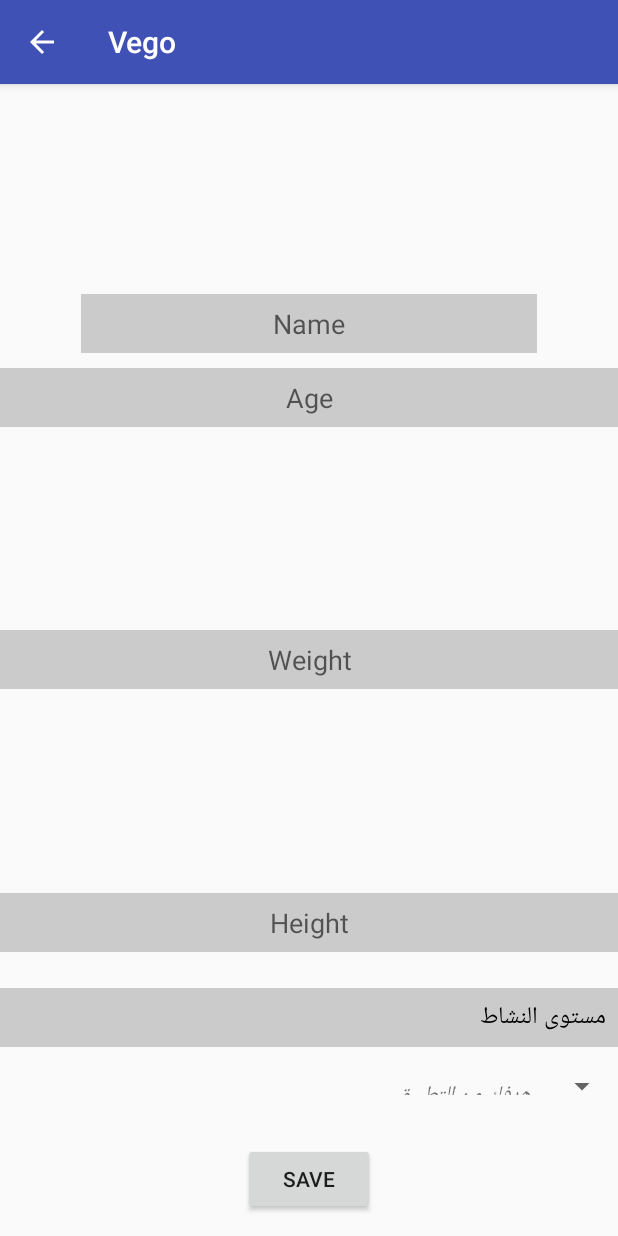
After one commit to Alhashmi95/Vego, an Android app: the UpdateProfileActivity screen opened directly, with no data from a screen before it, on a phone screen of 412 x 824 dp. The commit adds this screen. Run offline under Robolectric (Android 15) with nearby library versions, the phone set to English and light mode, and no system bars; our stand-ins replace Firebase (no records; nobody signed in at launch, a user with empty details on screens opened directly); pictures from the network do not load.

Commit message:
update profile

```diff
--- a/app/src/main/AndroidManifest.xml
+++ b/app/src/main/AndroidManifest.xml
@@ -38,8 +38,10 @@
         <activity
             android:name=".Activity.DayMealsActivity"
             android:theme="@style/AppThemeNo" />
-        <activity android:name=".Activity.MealIngrActivity"
-            android:theme="@style/AppThemeNo"></activity>
+        <activity
+            android:name=".Activity.MealIngrActivity"
+            android:theme="@style/AppThemeNo" />
+        <activity android:name=".Activity.UpdateProfileActivity"></activity>
     </application>
 
 </manifest>
--- /dev/null
+++ b/app/src/main/java/com/vego/vego/Activity/UpdateProfileActivity.java
@@ -0,0 +1,404 @@
+package com.vego.vego.Activity;
+
+import android.content.Intent;
+import android.graphics.Bitmap;
+import android.graphics.Color;
+import android.net.Uri;
+import android.provider.MediaStore;
+import android.support.annotation.NonNull;
+import android.support.v7.app.AppCompatActivity;
+import android.os.Bundle;
+import android.view.MenuItem;
+import android.view.View;
+import android.view.ViewGroup;
+import android.widget.AdapterView;
+import android.widget.ArrayAdapter;
+import android.widget.Button;
+import android.widget.EditText;
+import android.widget.ImageView;
+import android.widget.Spinner;
+import android.widget.TextView;
+import android.widget.Toast;
+
+import com.google.android.gms.tasks.OnCompleteListener;
+import com.google.android.gms.tasks.OnFailureListener;
+import com.google.android.gms.tasks.OnSuccessListener;
+import com.google.android.gms.tasks.Task;
+import com.google.firebase.auth.FirebaseAuth;
+import com.google.firebase.auth.UserInfo;
+import com.google.firebase.database.DataSnapshot;
+import com.google.firebase.database.DatabaseError;
+import com.google.firebase.database.DatabaseReference;
+import com.google.firebase.database.FirebaseDatabase;
+import com.google.firebase.database.ValueEventListener;
+import com.google.firebase.storage.FirebaseStorage;
+import com.google.firebase.storage.StorageReference;
+import com.google.firebase.storage.UploadTask;
+import com.vego.vego.R;
+import com.vego.vego.model.DayMeals;
+import com.vego.vego.model.DietDay;
+import com.vego.vego.model.MealIngr;
+
+import java.io.IOException;
+import java.util.ArrayList;
+import java.util.Arrays;
+import java.util.HashMap;
+import java.util.List;
+
+public class UpdateProfileActivity extends AppCompatActivity {
+
+    private EditText newUserName, newUserAge, newUserWeight, newUserHeight;
+    Spinner spActivity;
+    Spinner spGoal;
+    private Button save;
+    private FirebaseAuth firebaseAuth;
+    private FirebaseDatabase firebaseDatabase;
+    Uri imagePath;
+    private StorageReference storageReference;
+    private FirebaseStorage firebaseStorage;
+    private String userGoal;
+    private String userActivity;
+
+//    @Override
+//    protected void onActivityResult(int requestCode, int resultCode, Intent data) {
+//        if(requestCode == PICK_IMAGE && resultCode == RESULT_OK && data.getData() != null){
+//            imagePath = data.getData();
+//            try {
+//                Bitmap bitmap = MediaStore.Images.Media.getBitmap(getContentResolver(), imagePath);
+//                updateProfilePic.setImageBitmap(bitmap);
+//            } catch (IOException e) {
+//                e.printStackTrace();
+//            }
+//        }
+//        super.onActivityResult(requestCode, resultCode, data);
+//    }
+
+    @Override
+    protected void onCreate(Bundle savedInstanceState) {
+        super.onCreate(savedInstanceState);
+        setContentView(R.layout.activity_update_profile);
+
+        newUserName = findViewById(R.id.userNameUpdateTxt);
+        newUserWeight = findViewById(R.id.weightTxt2);
+        newUserHeight = findViewById(R.id.heightTxt2);
+        newUserAge = findViewById(R.id.ageTxt2);
+        save = findViewById(R.id.btnSave);
+        spActivity = findViewById(R.id.spinner);
+        spGoal = findViewById(R.id.spinner4);
+//        updateProfilePic = findViewById(R.id.ivProfileUpdate);
+
+
+        // Initializing a String Array
+        String[] activity = new String[]{
+                "مستوى النشاط",
+                "مرتفع",
+                "متوسط",
+                "منخفض",
+                "خامل"
+        };
+        String[] goal = new String[]{
+                "هدفك من التطبيق",
+                "زيادة الوزن",
+                "انقاص الوزن",
+                "زيادة عضلات",
+                "المحافظة على الوزن الحالي"
+        };
+
+        MealIngr[] mealIngr = new MealIngr[] {new MealIngr("1","cheickn","100","33","33"
+                ,"34"),};
+
+        List mealIngrList = new ArrayList<MealIngr>(Arrays.asList(mealIngr));
+
+
+        DayMeals[] dayMealsDay1 = new DayMeals[] {new DayMeals("meal1day1","1",
+                R.drawable.setting, (ArrayList<MealIngr>) mealIngrList), //add get(0)
+                new DayMeals("meal2day1","2",R.drawable.profile, (ArrayList<MealIngr>) mealIngrList),};
+
+        List dayMealsD1 = new ArrayList<DayMeals>(Arrays.asList(dayMealsDay1));
+
+        //////////////////////////////////////////////////////////////////////////////////////////////////////////
+
+        DayMeals[] dayMealsDay2 = new DayMeals[] {new DayMeals("meal1day2","22",R.drawable.setting
+                ,(ArrayList<MealIngr>) mealIngrList),
+
+        };
+
+        List dayMealsD2 = new ArrayList<DayMeals>(Arrays.asList(dayMealsDay2));
+
+        ////////////////////////////////////////////////////////////////////////////////////////////////////////
+        DayMeals[] dayMealsDay3 = new DayMeals[] {new DayMeals("fds","meal1day3",R.drawable.setting,
+                (ArrayList<MealIngr>) mealIngrList),
+                new DayMeals("meal2day3","333",R.drawable.home,(ArrayList<MealIngr>) mealIngrList),
+        };
+
+        List dayMealsD3 = new ArrayList<DayMeals>(Arrays.asList(dayMealsDay3));
+
+        ////////////////////////////////////////////////////////////////////////////////////////////////////////
+        DayMeals[] dayMealsDay4 = new DayMeals[] {new DayMeals("meal1day4","9328",R.drawable.setting,
+                (ArrayList<MealIngr>) mealIngrList),
+                new DayMeals("fdskjdfs","928",R.drawable.home,(ArrayList<MealIngr>) mealIngrList),
+
+        };
+
+        List dayMealsD4 = new ArrayList<DayMeals>(Arrays.asList(dayMealsDay4));
+
+        ////////////////////////////////////////////////////////////////////////////////////////////////////////
+
+        DayMeals[] dayMealsDay5 = new DayMeals[] {new DayMeals("fds","9328",R.drawable.setting,
+                (ArrayList<MealIngr>) mealIngrList),
+                new DayMeals("fdskjdfs","928",R.drawable.home,(ArrayList<MealIngr>) mealIngrList),
+
+        };
+
+        List dayMealsD5 = new ArrayList<DayMeals>(Arrays.asList(dayMealsDay5));
+
+        ////////////////////////////////////////////////////////////////////////////////////////////////////////
+        DayMeals[] dayMealsDay6 = new DayMeals[] {new DayMeals("fds","9328",R.drawable.setting,
+                (ArrayList<MealIngr>) mealIngrList),
+
+        };
+
+        List dayMealsD6 = new ArrayList<DayMeals>(Arrays.asList(dayMealsDay6));
+
+        ////////////////////////////////////////////////////////////////////////////////////////////////////////
+
+        DayMeals[] dayMealsDay7 = new DayMeals[] {new DayMeals("fds","9328",R.drawable.setting,
+                (ArrayList<MealIngr>) mealIngrList),
+                new DayMeals("fdskjdfs","928",R.drawable.home,(ArrayList<MealIngr>) mealIngrList),
+        };
+
+        List dayMealsD7 = new ArrayList<DayMeals>(Arrays.asList(dayMealsDay7));
+
+        ////////////////////////////////////////////////////////////////////////////////////////////////////////
+
+
+        final DietDay[] dietDay = new DietDay[] {new DietDay("1","389", "4",(ArrayList<DayMeals>) dayMealsD1),
+                new DietDay("2","23","3",(ArrayList<DayMeals>) dayMealsD2),
+                new DietDay("3","12334", "242",(ArrayList<DayMeals>) dayMealsD3),
+                new DietDay("4","2443","34",(ArrayList<DayMeals>) dayMealsD4),
+                new DietDay("4","253948","31",(ArrayList<DayMeals>) dayMealsD5),
+                new DietDay("6","27","33",(ArrayList<DayMeals>) dayMealsD6),
+                new DietDay("7","287","34",(ArrayList<DayMeals>) dayMealsD7),
+        };
+
+        //For first spinner +++++++++++++++++++++++++++++++++++++++++++++++++++++++++++++++++++++++
+
+        final List<String> plantsList = new ArrayList<>(Arrays.asList(activity));
+
+        // Initializing an ArrayAdapter
+        final ArrayAdapter<String> spinnerArrayAdapter = new ArrayAdapter<String>(
+                this,R.layout.support_simple_spinner_dropdown_item,plantsList){
+            @Override
+            public boolean isEnabled(int position){
+                if(position == 0)
+                {
+                    // Disable the first item from Spinner
+                    // First item will be use for hint
+                    return false;
+                }
+                else
+                {
+                    return true;
+                }
+            }
+            @Override
+            public View getDropDownView(int position, View convertView,
+                                        ViewGroup parent) {
+                View view = super.getDropDownView(position, convertView, parent);
+                TextView tv = (TextView) view;
+                if(position == 0){
+                    // Set the hint text color gray
+                    tv.setTextColor(Color.GRAY);
+                }
+                else {
+                    tv.setTextColor(Color.BLACK);
+                }
+                return view;
+            }
+        };
+        spinnerArrayAdapter.setDropDownViewResource(R.layout.spinner_item);
+        spActivity.setAdapter(spinnerArrayAdapter);
+
+        spActivity.setOnItemSelectedListener(new AdapterView.OnItemSelectedListener() {
+            @Override
+            public void onItemSelected(AdapterView<?> parent, View view, int position, long id) {
+                String selectedItemText = (String) parent.getItemAtPosition(position);
+                userActivity = selectedItemText;
+                // If user change the default selection
+                // First item is disable and it is used for hint
+                if(position > 0){
+                    // Notify the selected item text
+                    Toast.makeText
+                            (getApplicationContext(), "Selected : " + selectedItemText, Toast.LENGTH_SHORT)
+                            .show();
+                }
+            }
+
+            @Override
+            public void onNothingSelected(AdapterView<?> parent) {
+
+            }
+        });
+
+        //For second spinner +++++++++++++++++++++++++++++++++++++++++++++++++++++++++++++++++++++++
+
+
+        final List<String> goalList = new ArrayList<>(Arrays.asList(goal));
+
+        // Initializing an ArrayAdapter
+        final ArrayAdapter<String> spinnerArrayAdapter2 = new ArrayAdapter<String>(
+                this,R.layout.spinner_item,goalList){
+            @Override
+            public boolean isEnabled(int position){
+                if(position == 0)
+                {
+                    // Disable the first item from Spinner
+                    // First item will be use for hint
+                    return false;
+                }
+                else
+                {
+                    return true;
+                }
+            }
+            @Override
+            public View getDropDownView(int position, View convertView,
+                                        ViewGroup parent) {
+                View view = super.getDropDownView(position, convertView, parent);
+                TextView tv = (TextView) view;
+                if(position == 0){
+                    // Set the hint text color gray
+                    tv.setTextColor(Color.GRAY);
+                }
+                else {
+                    tv.setTextColor(Color.BLACK);
+                }
+                return view;
+            }
+        };
+        spinnerArrayAdapter2.setDropDownViewResource(R.layout.spinner_item);
+        spGoal.setAdapter(spinnerArrayAdapter2);
+
+        spGoal.setOnItemSelectedListener(new AdapterView.OnItemSelectedListener() {
+            @Override
+            public void onItemSelected(AdapterView<?> parent, View view, int position, long id) {
+                String selectedItemText = (String) parent.getItemAtPosition(position);
+                userGoal= selectedItemText;
+                // If user change the default selection
+                // First item is disable and it is used for hint
+                if(position > 0){
+                    // Notify the selected item text
+                    Toast.makeText
+                            (getApplicationContext(), "Selected : " + selectedItemText, Toast.LENGTH_SHORT)
+                            .show();
+                }
+            }
+
+            @Override
+            public void onNothingSelected(AdapterView<?> parent) {
+
+            }
+        });
+        //End spinner
+
+
+        getSupportActionBar().setDisplayHomeAsUpEnabled(true);
+
+        firebaseAuth = FirebaseAuth.getInstance();
+        firebaseDatabase = FirebaseDatabase.getInstance();
+        firebaseStorage = FirebaseStorage.getInstance();
+
+        final DatabaseReference databaseReference = firebaseDatabase.getReference(firebaseAuth.getUid());
+
+      //  databaseReference.addValueEventListener(new ValueEventListener() {
+//            @Override
+//            public void onDataChange(DataSnapshot dataSnapshot) {
+//                com.vego.vego.model.UserInfo userinfo = dataSnapshot.getValue(com.vego.vego.model.UserInfo.class);
+//                newUserName.setText(userinfo.getName());
+//                newUserAge.setText(userinfo.getAge());
+//                newUserWeight.setText(userinfo.getWeight());
+//                newUserHeight.setText(userinfo.getHeight());
+//            }
+//
+//            @Override
+//            public void onCancelled(DatabaseError databaseError) {
+//                Toast.makeText(UpdateProfileActivity.this, databaseError.getCode(), Toast.LENGTH_SHORT).show();
+//            }
+//        });
+
+//        final StorageReference storageReference = firebaseStorage.getReference();
+//        storageReference.child(firebaseAuth.getUid()).child("Images/Profile Pic").getDownloadUrl().addOnSuccessListener(new OnSuccessListener<Uri>() {
+//            @Override
+//            public void onSuccess(Uri uri) {
+//                Picasso.get().load(uri).fit().centerCrop().into(updateProfilePic);
+//            }
+//        });
+
+        save.setOnClickListener(new View.OnClickListener() {
+            @Override
+            public void onClick(View view) {
+                String name = newUserName.getText().toString();
+                String age = newUserAge.getText().toString();
+                String weight = newUserWeight.getText().toString();
+                String height = newUserHeight.getText().toString();
+
+                ArrayList dietList ;
+                dietList= new ArrayList<DietDay>(Arrays.asList(dietDay));
+
+                com.vego.vego.model.UserInfo userinfo = new com.vego.vego.model.UserInfo(
+                        name, weight, height,age,userActivity,userGoal,(ArrayList<DietDay>) dietList,false);
+
+                HashMap<String,String> hashMap=new HashMap<>();
+                hashMap.put("age",userinfo.age);
+                hashMap.put("height",userinfo.height);
+                hashMap.put("name",userinfo.name);
+                hashMap.put("weight",userinfo.weight);
+                hashMap.put("userActivity", userActivity);
+                hashMap.put("userGoal", userGoal);
+
+                DatabaseReference databasaeReference = firebaseDatabase.getReference();
+
+
+                databasaeReference.child("users").child(firebaseAuth.getUid()).child("Profile").setValue(hashMap);
+
+
+//                StorageReference imageReference = storageReference.child(firebaseAuth.getUid()).child("Images").child("Profile Pic");  //User id/Images/Profile Pic.jpg
+//                UploadTask uploadTask = imageReference.putFile(imagePath);
+//                uploadTask.addOnFailureListener(new OnFailureListener() {
+//                    @Override
+//                    public void onFailure(@NonNull Exception e) {
+//                        Toast.makeText(UpdateProfileActivity.this, "Upload failed!", Toast.LENGTH_SHORT).show();
+//                    }
+//                }).addOnCompleteListener(new OnCompleteListener<UploadTask.TaskSnapshot>() {
+//                    @Override
+//                    public void onComplete(@NonNull Task<UploadTask.TaskSnapshot> task) {
+//                        Toast.makeText(UpdateProfileActivity.this, "Upload successful!", Toast.LENGTH_SHORT).show();
+//                    }
+//                });
+
+                finish();
+            }
+        });
+
+//        updateProfilePic.setOnClickListener(new View.OnClickListener() {
+//            @Override
+//            public void onClick(View view) {
+//                Intent intent = new Intent();
+//                intent.setType("images/*");
+//                intent.setAction(Intent.ACTION_GET_CONTENT);
+//                startActivityForResult(Intent.createChooser(intent, "Select Image"), PICK_IMAGE);
+//            }
+//        });
+    }
+
+    @Override
+    public boolean onOptionsItemSelected(MenuItem item) {
+
+        switch (item.getItemId()){
+            case android.R.id.home:
+                onBackPressed();
+        }
+        return super.onOptionsItemSelected(item);
+    }
+
+}
--- a/app/src/main/java/com/vego/vego/model/DayMeals.java
+++ b/app/src/main/java/com/vego/vego/model/DayMeals.java
@@ -19,6 +19,14 @@ public class DayMeals implements Serializable {
         this.mealName = mealName;
         this.mealCal = mealCal;
         this.img = img;
+        this.mealIngrs = mealIngrs;
+    }
+
+    public ArrayList<MealIngr> getMealIngrs() {
+        return mealIngrs;
+    }
+
+    public void setMealIngrs(ArrayList<MealIngr> mealIngrs) {
         this.mealIngrs = mealIngrs;
     }
 
--- a/app/src/main/java/com/vego/vego/model/MealDetailes.java
+++ /dev/null
@@ -1,5 +0,0 @@
-package com.vego.vego.model;
-
-public class MealDetailes {
-
-}
--- /dev/null
+++ b/app/src/main/res/layout/activity_update_profile.xml
@@ -0,0 +1,106 @@
+<?xml version="1.0" encoding="utf-8"?>
+<RelativeLayout xmlns:android="http://schemas.android.com/apk/res/android"
+    xmlns:app="http://schemas.android.com/apk/res-auto"
+    xmlns:tools="http://schemas.android.com/tools"
+    android:layout_width="match_parent"
+    android:layout_height="match_parent"
+    tools:context=".Activity.UpdateProfileActivity">
+
+    <ImageView
+        android:id="@+id/ivProfileUpdate"
+        android:layout_width="110dp"
+        android:layout_height="110dp"
+        android:layout_alignEnd="@+id/btnSave"
+        android:layout_alignParentTop="true"
+        android:layout_marginTop="14dp"
+        android:layout_alignRight="@+id/btnSave" />
+
+    <EditText
+        android:id="@+id/userNameUpdateTxt"
+        android:layout_width="304dp"
+        android:layout_height="wrap_content"
+        android:layout_alignParentTop="true"
+        android:layout_centerHorizontal="true"
+        android:layout_marginTop="140dp"
+        android:background="#cccbcb"
+        android:ems="10"
+        android:gravity="center"
+        android:hint="Name"
+        android:inputType="textPersonName"
+        android:paddingBottom="7.5dp"
+        android:paddingTop="7.5dp" />
+
+    <EditText
+        android:id="@+id/heightTxt2"
+        android:layout_width="match_parent"
+        android:layout_height="wrap_content"
+        android:layout_alignParentBottom="true"
+        android:layout_centerHorizontal="true"
+        android:layout_marginBottom="189dp"
+        android:background="#cccbcb"
+        android:ems="10"
+        android:gravity="center"
+        android:hint="Height"
+        android:inputType="number"
+        android:paddingBottom="7.5dp"
+        android:paddingTop="7.5dp" />
+
+    <EditText
+        android:id="@+id/weightTxt2"
+        android:layout_width="match_parent"
+        android:layout_height="wrap_content"
+        android:layout_centerInParent="true"
+        android:background="#cccbcb"
+        android:ems="10"
+        android:gravity="center"
+        android:hint="Weight"
+        android:inputType="number"
+        android:paddingBottom="7.5dp"
+        android:paddingTop="7.5dp" />
+
+    <EditText
+        android:id="@+id/ageTxt2"
+        android:layout_width="match_parent"
+        android:layout_height="wrap_content"
+        android:layout_alignParentTop="true"
+        android:layout_centerHorizontal="true"
+        android:layout_marginTop="189dp"
+        android:background="#cccbcb"
+        android:ems="10"
+        android:gravity="center"
+        android:hint="Age"
+        android:imeOptions="actionDone"
+        android:inputType="number"
+        android:paddingBottom="7.5dp"
+        android:paddingTop="7.5dp" />
+
+    <Spinner
+        android:id="@+id/spinner"
+        android:layout_width="match_parent"
+        android:layout_height="39dp"
+        android:layout_alignParentBottom="true"
+        android:layout_alignParentStart="true"
+        android:layout_marginBottom="126dp"
+        android:background="#cccbcb"
+        android:spinnerMode="dropdown"
+        android:layout_alignParentLeft="true" />
+
+    <Spinner
+        android:id="@+id/spinner4"
+        android:layout_width="match_parent"
+        android:layout_height="32dp"
+        android:layout_alignParentBottom="true"
+        android:layout_alignParentStart="true"
+        android:layout_marginBottom="84dp"
+        android:layout_alignParentLeft="true" />
+
+    <Button
+        android:id="@+id/btnSave"
+        android:layout_width="wrap_content"
+        android:layout_height="wrap_content"
+        android:layout_below="@+id/spinner4"
+        android:layout_centerHorizontal="true"
+        android:layout_marginTop="-62dp"
+        android:text="Save" />
+
+</RelativeLayout>
```
Also changed, not shown: app/src/main/java/com/vego/vego/Activity/ProfileActivity.java (+9 -0 lines), app/src/main/java/com/vego/vego/Activity/UserDetails.java (+4 -3 lines), app/src/main/java/com/vego/vego/Adapters/MealsAdapter.java (+11 -1 lines), app/src/main/java/com/vego/vego/Fragment/FragmentHome.java (+15 -1 lines), app/src/main/java/com/vego/vego/model/UserInfo.java (+10 -4 lines).
